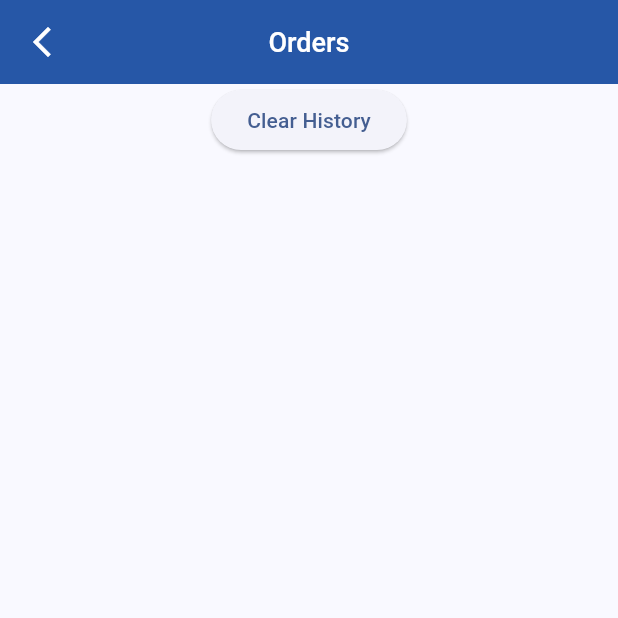
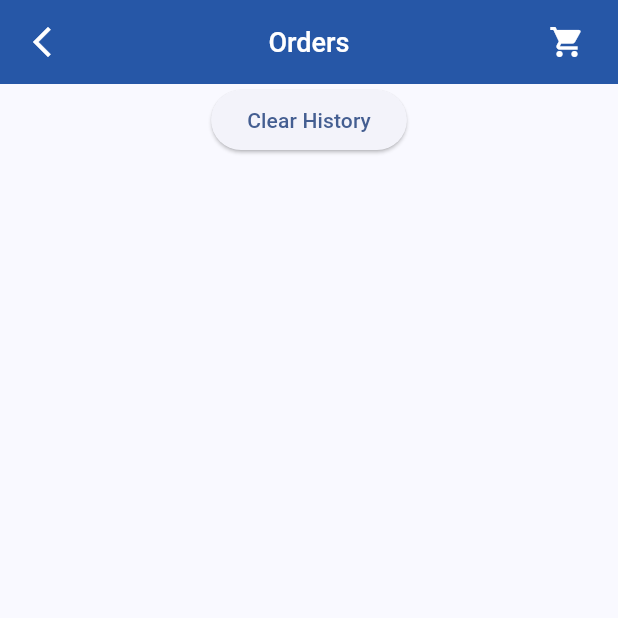
Before and after one commit to ilyazain/hikaru-shop, a Flutter app: the OrdersPage screen opened directly, on a phone screen of 412 x 824 dp, the top half of it. Run offline on Flutter 3.47's test engine with Material 3 defaults, Android fonts, the phone set to English and light mode, and no system bars; our stand-ins replace flutter_bloc, shared_preferences; accounts and stored records are empty; network calls fail; Roboto replaces fonts that are missing (Poppins).

Commit message:
add trolley in appbar at required page

```diff
--- a/lib/common_data/appbar.dart
+++ b/lib/common_data/appbar.dart
@@ -5,12 +5,14 @@ class MainAppBar extends StatelessWidget implements PreferredSizeWidget {
   final String text;
   final AppBar appBar;
   final Function() onPressed;
-  final bool? haveBack;
+  final bool? haveLeading;
+  final bool? haveTrailing;
   const MainAppBar(
       {Key? key,
       required this.text,
       required this.appBar,
-      this.haveBack = true,
+      this.haveLeading = true,
+      this.haveTrailing = false,
       required this.onPressed})
       : super(key: key);
 
@@ -19,7 +21,23 @@ class MainAppBar extends StatelessWidget implements PreferredSizeWidget {
     return AppBar(
       automaticallyImplyLeading: false,
       centerTitle: true,
-      leading: haveBack == true
+      actions: [
+        haveTrailing == true
+            ? Padding(
+                padding: const EdgeInsets.only(right: 10),
+                child: IconButton(
+                  onPressed: () {
+                    Navigator.pushNamed(context, '/cart');
+                  },
+                  icon: Icon(
+                    Icons.shopping_cart,
+                    color: whiteColor,
+                  ),
+                ),
+              )
+            : Container()
+      ],
+      leading: haveLeading == true
           ? IconButton(
               onPressed: onPressed,
               icon: const Icon(
--- a/lib/purchase/item.dart
+++ b/lib/purchase/item.dart
@@ -40,6 +40,7 @@ class _ItemPageState extends State<ItemPage> {
   Widget build(BuildContext context) {
     return Scaffold(
       appBar: MainAppBar(
+          haveTrailing: true,
           text: "Item",
           appBar: AppBar(),
           onPressed: () {
--- a/lib/purchase/menu.dart
+++ b/lib/purchase/menu.dart
@@ -90,6 +90,7 @@ class _MenuPageState extends State<MenuPage> {
       },
       child: Scaffold(
         appBar: MainAppBar(
+            haveTrailing: true,
             text: "eShop",
             appBar: AppBar(),
             onPressed: () {
--- a/lib/purchase/orders.dart
+++ b/lib/purchase/orders.dart
@@ -39,7 +39,11 @@ class _OrdersPageState extends State<OrdersPage> {
   @override
   Widget build(BuildContext context) {
     return Scaffold(
-      appBar: MainAppBar(text: "Orders", appBar: AppBar(), onPressed: () {}),
+      appBar: MainAppBar(
+          haveTrailing: true,
+          text: "Orders",
+          appBar: AppBar(),
+          onPressed: () {}),
       body: SingleChildScrollView(
         child: Column(
           children: [
```
Also changed, not shown: lib/purchase/cart.dart (+4 -4 lines).
